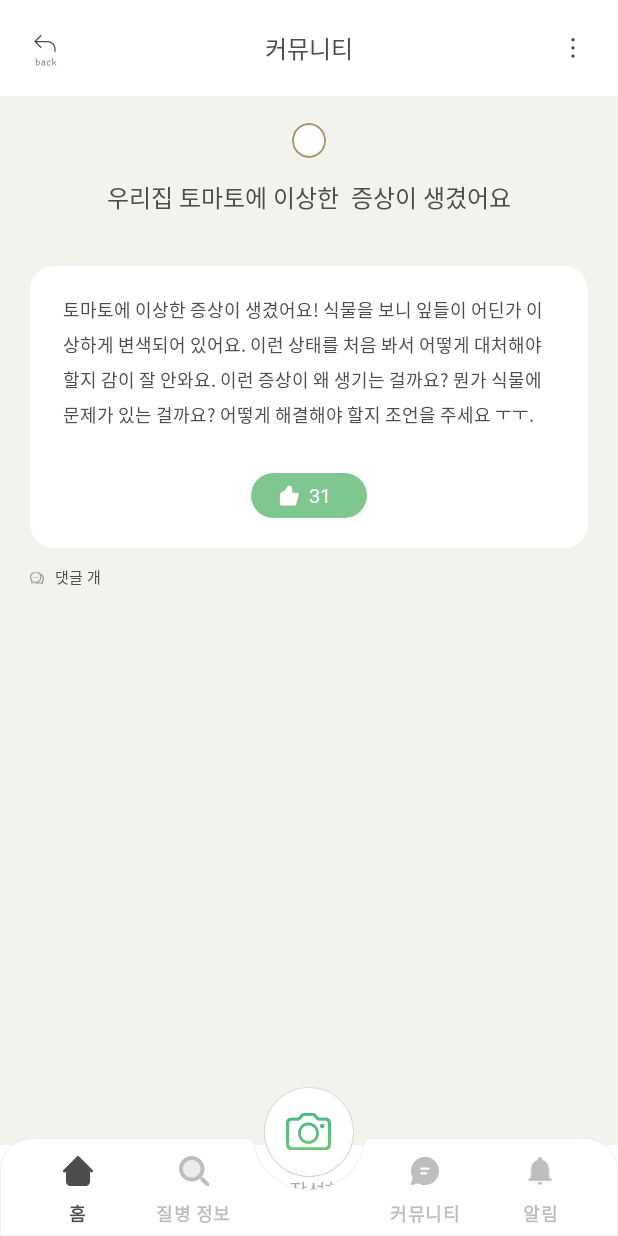
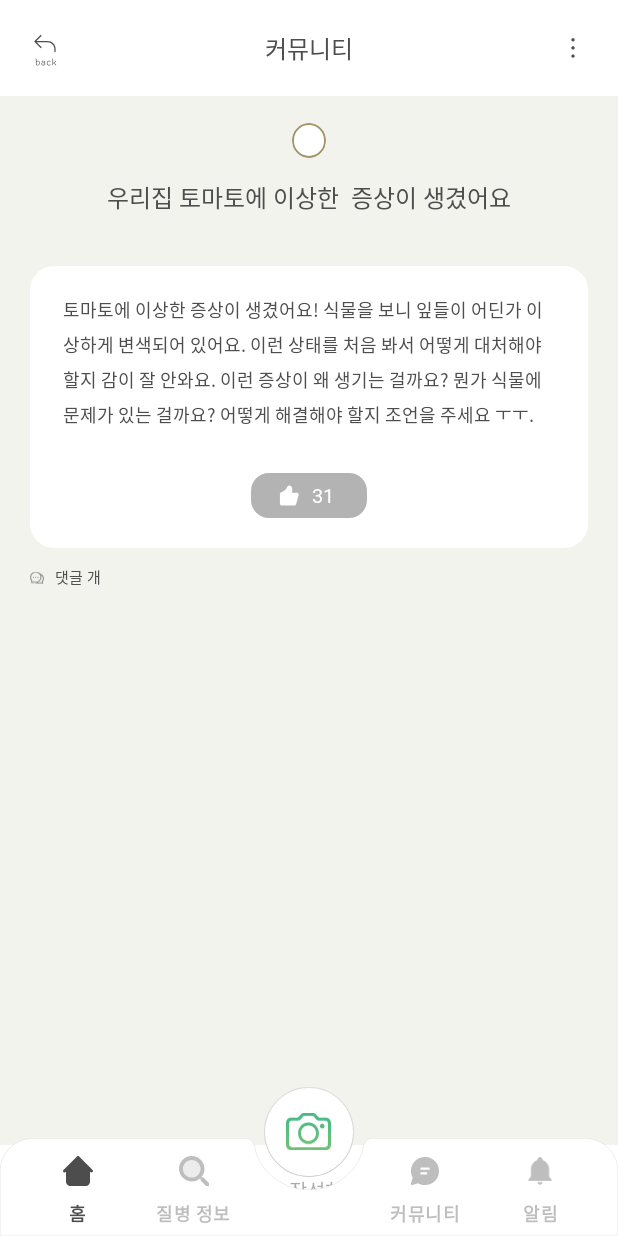
Before and after one commit to 7890-People/plzfarmer-android, an Android app: the fragment CommunityDetailFragment placed in its activity, on a phone screen of 412 x 824 dp. Run offline under Robolectric (Android 15) with nearby library versions, the phone set to English and light mode, and no system bars; our stand-ins replace data binding.

Commit message:
style: fragment_community_detail.xml 좋아요 버튼 클릭/클릭해제 구현

```diff
--- a/app/src/main/res/layout/fragment_community_detail.xml
+++ b/app/src/main/res/layout/fragment_community_detail.xml
@@ -156,14 +156,14 @@
                         app:layout_constraintTop_toTopOf="parent"
                         android:layout_marginHorizontal="22dp"/>
 
-                    <androidx.appcompat.widget.AppCompatButton
+                    <androidx.appcompat.widget.AppCompatCheckBox
                         android:id="@+id/community_post_btn"
                         android:layout_width="77dp"
                         android:layout_height="30dp"
-                        android:background="@drawable/common_shape_rect_r20_filled"
-                        android:backgroundTint="@color/green10"
+                        android:background="@drawable/common_selector_btn_by_checked"
                         android:drawableStart="@drawable/community_icon_like_filled"
-                        android:text="31"
+                        android:button="@null"
+                        android:text="  31"
                         android:paddingHorizontal="18dp"
                         android:textSize="13sp"
                         android:textColor="@color/white"
@@ -208,7 +208,8 @@
                     app:layout_constraintEnd_toEndOf="parent"
                     android:layout_marginTop="20dp"
                     android:layout_marginHorizontal="20dp"
-                    android:overScrollMode="never"/>
+                    android:overScrollMode="never"
+                    tools:listitem="@layout/item_comment"/>
 
             </androidx.constraintlayout.widget.ConstraintLayout>
         </androidx.core.widget.NestedScrollView>
```
